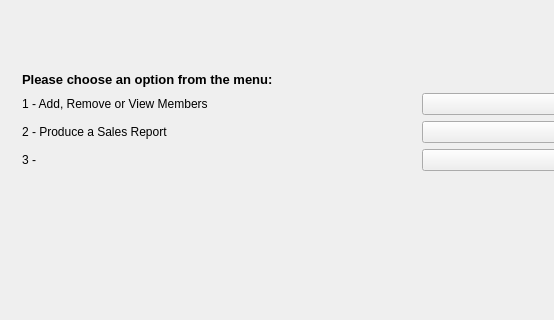
This is mainwindow.ui in mronfire/Project-1---Warehouse-Manager as Qt 5 draws it before an edit; both pictures show x 0 to 554 and y 203 to 523 of the 838 by 628 pixel window. The edited form follows.
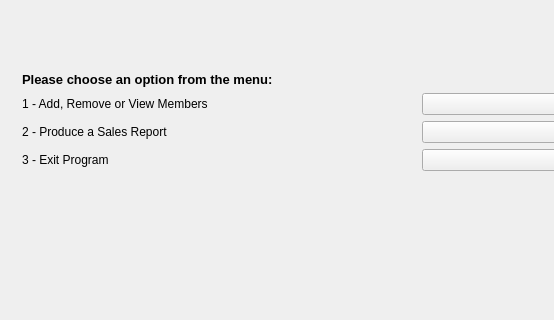
This is the edited form. The open tabs and pages were chosen to show the change.

Diff of the .ui file:
```diff
--- a/mainwindow.ui
+++ b/mainwindow.ui
@@ -180,7 +180,7 @@
           <item row="8" column="0">
            <widget class="QLabel" name="label_4">
             <property name="text">
-             <string>3 - </string>
+             <string>3 - Exit Program</string>
             </property>
            </widget>
           </item>
```
Left out of the diff: 2 changed lines with no effect on the pictures.
